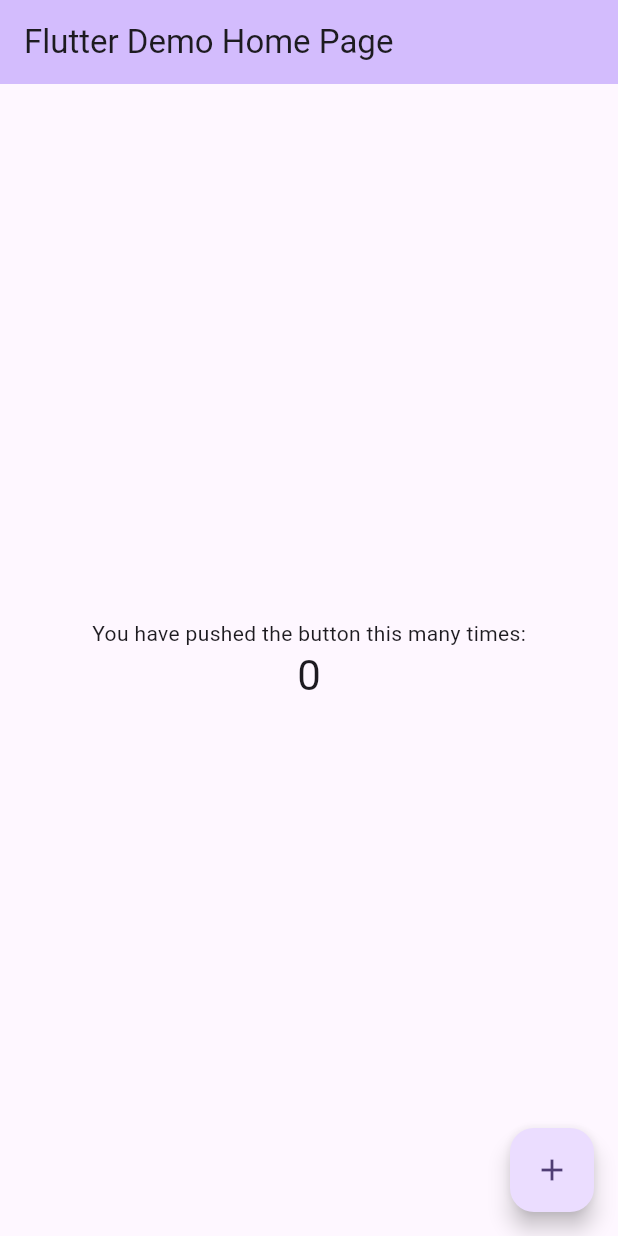
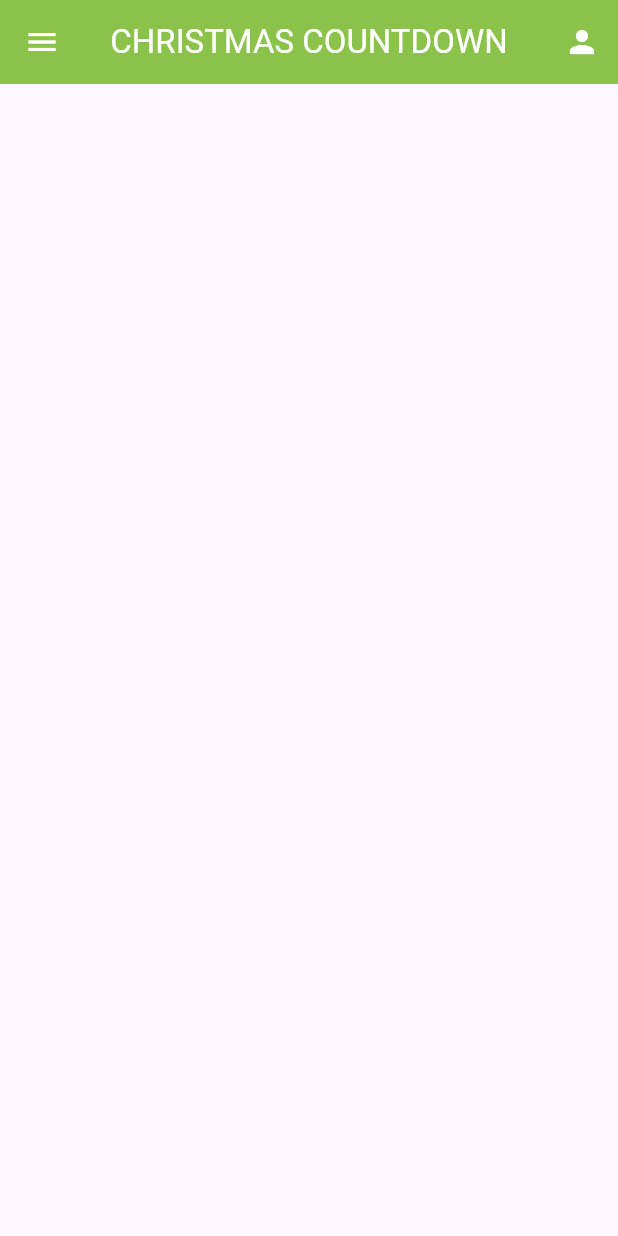
Before and after one commit to harleymamalias/christmas_countdown, a Flutter app: the screen it shows after launch, on a phone screen of 412 x 824 dp. Run offline on Flutter 3.47's test engine with Material 2 defaults, Android fonts, the phone set to English and light mode, and no system bars.

Commit message:
added home screen and app bar

```diff
--- /dev/null
+++ b/lib/home-screen.dart
@@ -0,0 +1,37 @@
+import 'package:flutter/material.dart';
+
+class HomeScreen extends StatefulWidget {
+  const HomeScreen({super.key});
+
+  @override
+  State<HomeScreen> createState() => _HomeScreenState();
+}
+
+class _HomeScreenState extends State<HomeScreen> {
+  @override
+  Widget build(BuildContext context) {
+    return Scaffold(
+      appBar: AppBar(
+        backgroundColor: Colors.lightGreen,
+        elevation: 0,
+        title: Text(
+          'CHRISTMAS COUNTDOWN',
+          style: TextStyle(color: Colors.white),
+        ),
+        centerTitle: true,
+        leading: IconButton(
+          onPressed: () {},
+          icon: Icon(Icons.menu),
+          color: Colors.white,
+        ),
+        actions: [
+          IconButton(
+            onPressed: () {},
+            icon: Icon(Icons.person),
+            color: Colors.white,
+          )
+        ],
+      ),
+    );
+  }
+}
--- a/lib/main.dart
+++ b/lib/main.dart
@@ -1,3 +1,4 @@
+import 'package:christmas_countdown/home-screen.dart';
 import 'package:flutter/material.dart';
 
 void main() {
@@ -11,115 +12,13 @@ class MyApp extends StatelessWidget {
   @override
   Widget build(BuildContext context) {
     return MaterialApp(
-      title: 'Flutter Demo',
+      debugShowCheckedModeBanner: false,
+      title: 'Christmas Countdown',
       theme: ThemeData(
-        // This is the theme of your application.
-        //
-        // TRY THIS: Try running your application with "flutter run". You'll see
-        // the application has a blue toolbar. Then, without quitting the app,
-        // try changing the seedColor in the colorScheme below to Colors.green
-        // and then invoke "hot reload" (save your changes or press the "hot
-        // reload" button in a Flutter-supported IDE, or press "r" if you used
-        // the command line to start the app).
-        //
-        // Notice that the counter didn't reset back to zero; the application
-        // state is not lost during the reload. To reset the state, use hot
-        // restart instead.
-        //
-        // This works for code too, not just values: Most code changes can be
-        // tested with just a hot reload.
         colorScheme: ColorScheme.fromSeed(seedColor: Colors.deepPurple),
         useMaterial3: true,
       ),
-      home: const MyHomePage(title: 'Flutter Demo Home Page'),
+      home: const HomeScreen(),
     );
   }
 }
-
-class MyHomePage extends StatefulWidget {
-  const MyHomePage({super.key, required this.title});
-
-  // This widget is the home page of your application. It is stateful, meaning
-  // that it has a State object (defined below) that contains fields that affect
-  // how it looks.
-
-  // This class is the configuration for the state. It holds the values (in this
-  // case the title) provided by the parent (in this case the App widget) and
-  // used by the build method of the State. Fields in a Widget subclass are
-  // always marked "final".
-
-  final String title;
-
-  @override
-  State<MyHomePage> createState() => _MyHomePageState();
-}
-
-class _MyHomePageState extends State<MyHomePage> {
-  int _counter = 0;
-
-  void _incrementCounter() {
-    setState(() {
-      // This call to setState tells the Flutter framework that something has
-      // changed in this State, which causes it to rerun the build method below
-      // so that the display can reflect the updated values. If we changed
-      // _counter without calling setState(), then the build method would not be
-      // called again, and so nothing would appear to happen.
-      _counter++;
-    });
-  }
-
-  @override
-  Widget build(BuildContext context) {
-    // This method is rerun every time setState is called, for instance as done
-    // by the _incrementCounter method above.
-    //
-    // The Flutter framework has been optimized to make rerunning build methods
-    // fast, so that you can just rebuild anything that needs updating rather
-    // than having to individually change instances of widgets.
-    return Scaffold(
-      appBar: AppBar(
-        // TRY THIS: Try changing the color here to a specific color (to
-        // Colors.amber, perhaps?) and trigger a hot reload to see the AppBar
-        // change color while the other colors stay the same.
-        backgroundColor: Theme.of(context).colorScheme.inversePrimary,
-        // Here we take the value from the MyHomePage object that was created by
-        // the App.build method, and use it to set our appbar title.
-        title: Text(widget.title),
-      ),
-      body: Center(
-        // Center is a layout widget. It takes a single child and positions it
-        // in the middle of the parent.
-        child: Column(
-          // Column is also a layout widget. It takes a list of children and
-          // arranges them vertically. By default, it sizes itself to fit its
-          // children horizontally, and tries to be as tall as its parent.
-          //
-          // Column has various properties to control how it sizes itself and
-          // how it positions its children. Here we use mainAxisAlignment to
-          // center the children vertically; the main axis here is the vertical
-          // axis because Columns are vertical (the cross axis would be
-          // horizontal).
-          //
-          // TRY THIS: Invoke "debug painting" (choose the "Toggle Debug Paint"
-          // action in the IDE, or press "p" in the console), to see the
-          // wireframe for each widget.
-          mainAxisAlignment: MainAxisAlignment.center,
-          children: <Widget>[
-            const Text(
-              'You have pushed the button this many times:',
-            ),
-            Text(
-              '$_counter',
-              style: Theme.of(context).textTheme.headlineMedium,
-            ),
-          ],
-        ),
-      ),
-      floatingActionButton: FloatingActionButton(
-        onPressed: _incrementCounter,
-        tooltip: 'Increment',
-        child: const Icon(Icons.add),
-      ), // This trailing comma makes auto-formatting nicer for build methods.
-    );
-  }
-}
```
